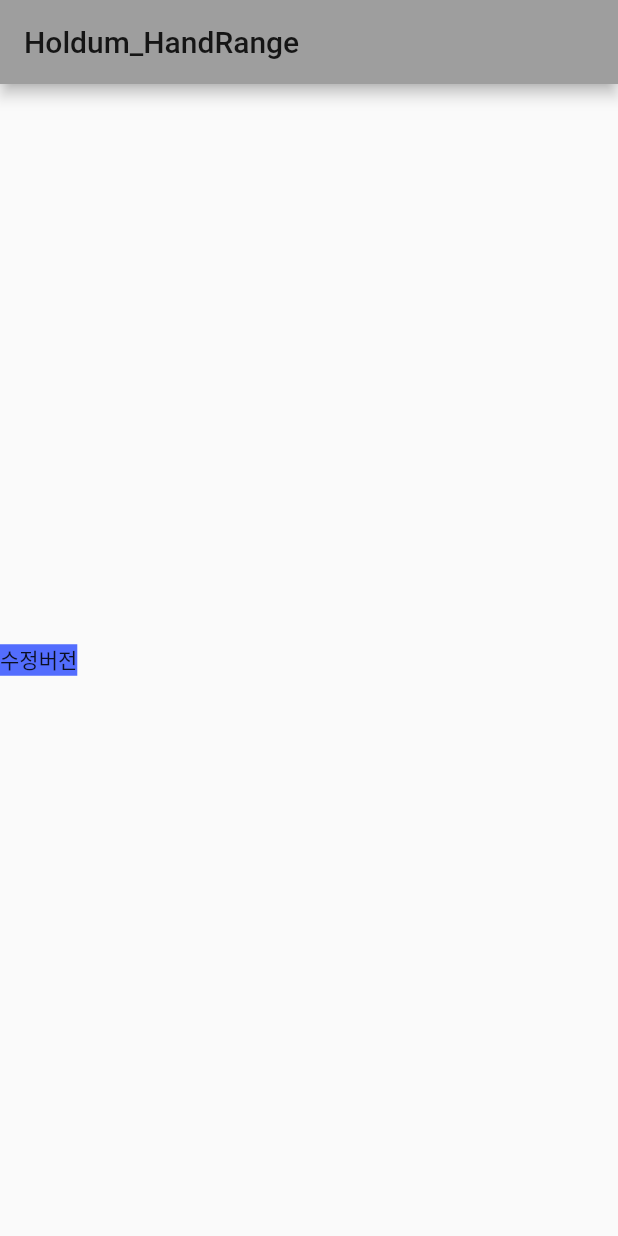
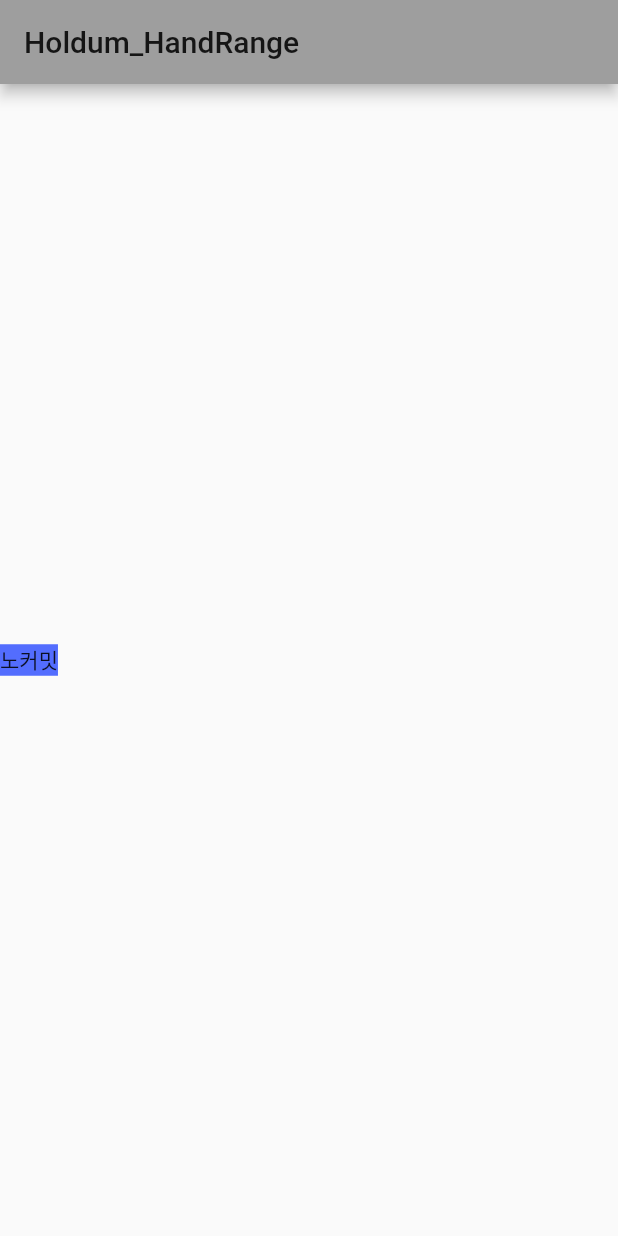
Before and after one commit to Jowooseok/Jowooseok-Flutter_Holdum_Handrange, a Flutter app: the screen it shows after launch, on a phone screen of 412 x 824 dp. Run offline on Flutter 3.47's test engine with Material 2 defaults, Android fonts, the phone set to English and light mode, and no system bars.

Commit message:
커밋 확인

```diff
--- a/flutter_app/lib/main.dart
+++ b/flutter_app/lib/main.dart
@@ -40,7 +40,7 @@ class _MyHomePageState extends State<MyHomePage> {
             Row(
               children: [
                 Container(
-                  child: Text('수정버전'),
+                  child: Text('노커밋'),
                   color: Colors.indigoAccent,
                 ),
               ],
```
